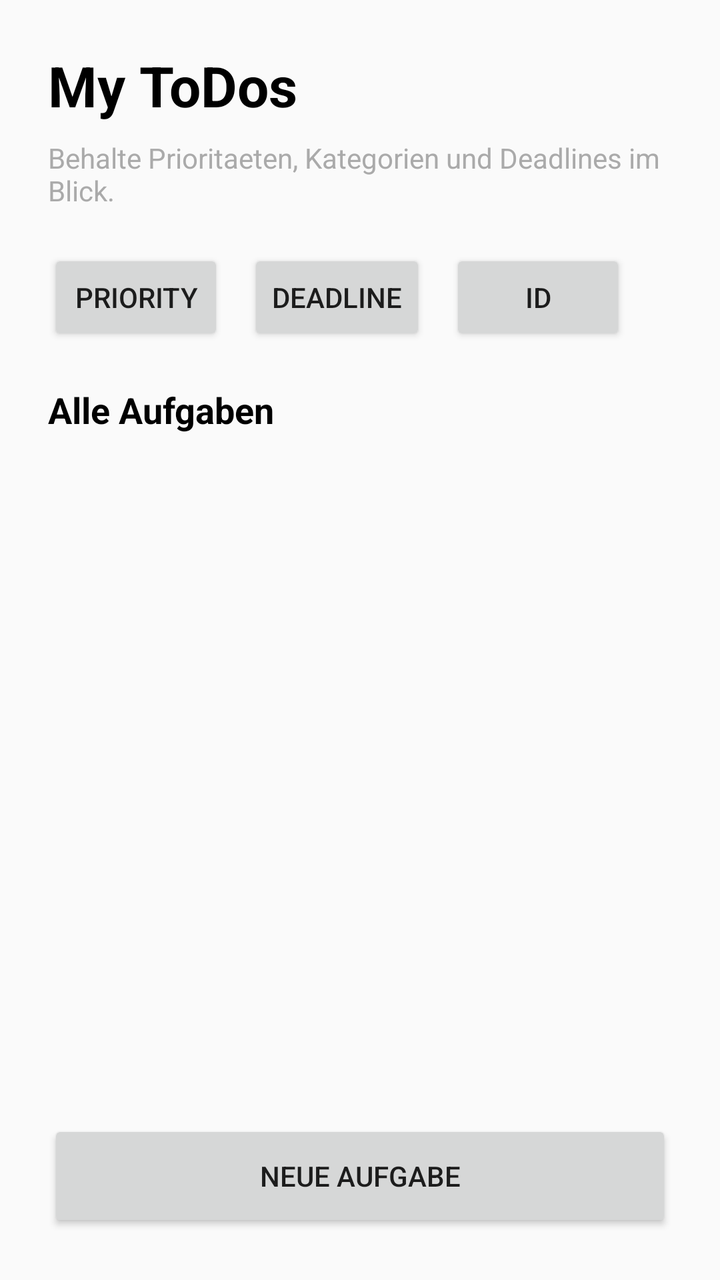
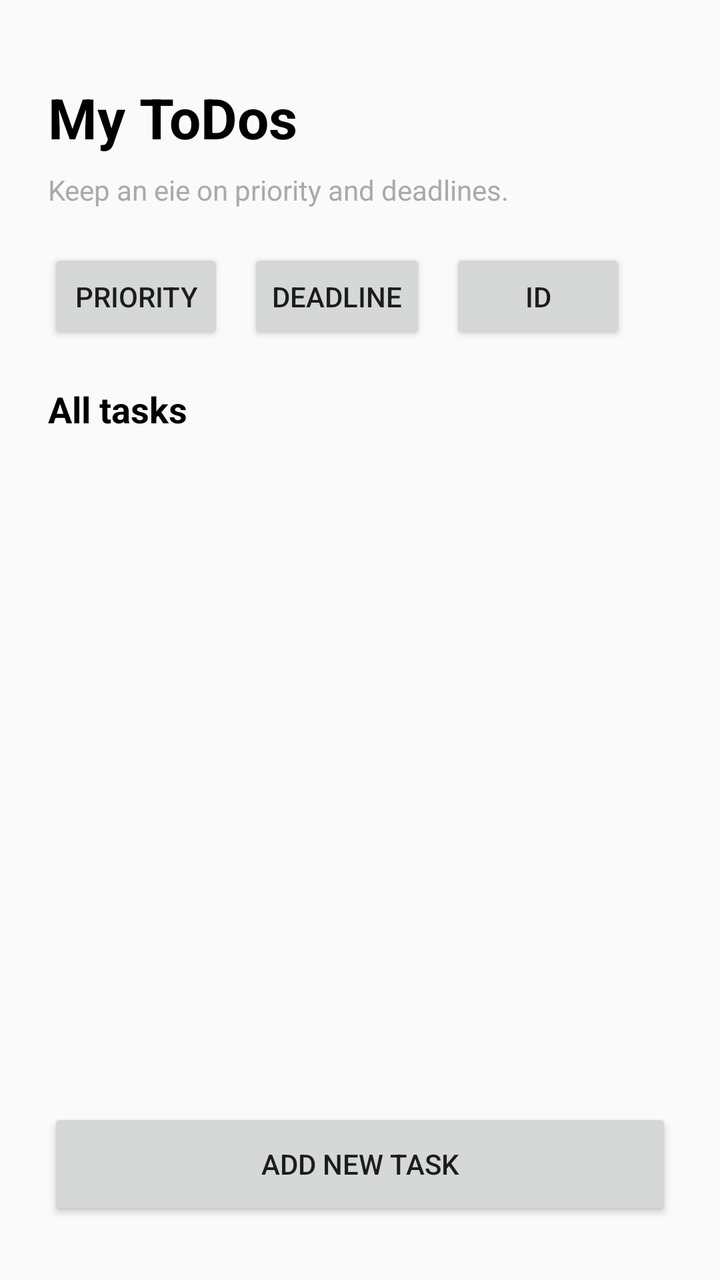

Before-and-after screenshots of an Android layout around one commit, followed by the original layout XML and the change that was made.
<!-- AndroidManifest.xml: activity theme Theme.Mobsysteme2 -->
<!-- res/layout/activity_main.xml -->
<?xml version="1.0" encoding="utf-8"?>
<androidx.constraintlayout.widget.ConstraintLayout
    xmlns:android="http://schemas.android.com/apk/res/android"
    xmlns:app="http://schemas.android.com/apk/res-auto"
    xmlns:tools="http://schemas.android.com/tools"
    android:id="@+id/main"
    android:layout_width="match_parent"
    android:layout_height="match_parent"
    tools:context=".MainActivity">

    <LinearLayout
        android:id="@+id/headerContainer"
        android:layout_width="0dp"
        android:layout_height="wrap_content"
        android:layout_marginStart="24dp"
        android:layout_marginTop="24dp"
        android:layout_marginEnd="24dp"
        android:orientation="vertical"
        app:layout_constraintEnd_toEndOf="parent"
        app:layout_constraintStart_toStartOf="parent"
        app:layout_constraintTop_toTopOf="parent">

        <TextView
            android:id="@+id/tvMainHeadline"
            android:layout_width="match_parent"
            android:layout_height="wrap_content"
            android:text="My ToDos"
            android:textColor="@android:color/black"
            android:textSize="28sp"
            android:textStyle="bold" />

        <TextView
            android:id="@+id/tvMainSubtitle"
            android:layout_width="match_parent"
            android:layout_height="wrap_content"
            android:layout_marginTop="8dp"
            android:text="Behalte Prioritaeten, Kategorien und Deadlines im Blick."
            android:textColor="@android:color/darker_gray"
            android:textSize="14sp" />
    </LinearLayout>

    <HorizontalScrollView
        android:id="@+id/filterScroll"
        android:layout_width="0dp"
        android:layout_height="wrap_content"
        android:layout_marginStart="24dp"
        android:layout_marginTop="20dp"
        android:layout_marginEnd="24dp"
        android:scrollbars="none"
        app:layout_constraintEnd_toEndOf="parent"
        app:layout_constraintStart_toStartOf="parent"
        app:layout_constraintTop_toBottomOf="@id/headerContainer">

        <LinearLayout
            android:id="@+id/filterContainer"
            android:layout_width="wrap_content"
            android:layout_height="wrap_content"
            android:orientation="horizontal">

            <Button
                android:id="@+id/btnSortPriority"
                android:layout_width="wrap_content"
                android:layout_height="wrap_content"
                android:text="Priority" />

            <Button
                android:id="@+id/btnSortDeadline"
                android:layout_width="wrap_content"
                android:layout_height="wrap_content"
                android:layout_marginStart="12dp"
                android:text="Deadline" />

            <Button
                android:id="@+id/btnSortId"
                android:layout_width="wrap_content"
                android:layout_height="wrap_content"
                android:layout_marginStart="12dp"
                android:text="ID" />
        </LinearLayout>
    </HorizontalScrollView>

    <TextView
        android:id="@+id/tvSectionLabel"
        android:layout_width="0dp"
        android:layout_height="wrap_content"
        android:layout_marginStart="24dp"
        android:layout_marginTop="20dp"
        android:layout_marginEnd="24dp"
        android:text="Alle Aufgaben"
        android:textColor="@android:color/black"
        android:textSize="18sp"
        android:textStyle="bold"
        app:layout_constraintEnd_toEndOf="parent"
        app:layout_constraintStart_toStartOf="parent"
        app:layout_constraintTop_toBottomOf="@id/filterScroll" />

    <androidx.recyclerview.widget.RecyclerView
        android:id="@+id/rvTodos"
        android:layout_width="0dp"
        android:layout_height="0dp"
        android:layout_marginStart="24dp"
        android:layout_marginTop="12dp"
        android:layout_marginEnd="24dp"
        android:layout_marginBottom="24dp"
        android:clipToPadding="false"
        android:paddingBottom="88dp"
        tools:itemCount="4"
        tools:listitem="@android:layout/simple_list_item_2"
        app:layout_constraintBottom_toTopOf="@id/btnAddTodo"
        app:layout_constraintEnd_toEndOf="parent"
        app:layout_constraintStart_toStartOf="parent"
        app:layout_constraintTop_toBottomOf="@id/tvSectionLabel" />

    <TextView
        android:id="@+id/tvEmptyState"
        android:layout_width="0dp"
        android:layout_height="wrap_content"
        android:layout_marginStart="32dp"
        android:layout_marginEnd="32dp"
        android:gravity="center"
        android:text="Noch keine ToDos vorhanden."
        android:textColor="@android:color/darker_gray"
        android:textSize="16sp"
        android:visibility="gone"
        app:layout_constraintBottom_toBottomOf="@id/rvTodos"
        app:layout_constraintEnd_toEndOf="@id/rvTodos"
        app:layout_constraintStart_toStartOf="@id/rvTodos"
        app:layout_constraintTop_toTopOf="@id/rvTodos"
        tools:visibility="visible" />

    <Button
        android:id="@+id/btnAddTodo"
        android:layout_width="0dp"
        android:layout_height="wrap_content"
        android:layout_marginStart="24dp"
        android:layout_marginEnd="24dp"
        android:layout_marginBottom="24dp"
        android:minHeight="56dp"
        android:text="Neue Aufgabe"
        app:layout_constraintBottom_toBottomOf="parent"
        app:layout_constraintEnd_toEndOf="parent"
        app:layout_constraintStart_toStartOf="parent" />

</androidx.constraintlayout.widget.ConstraintLayout>
<!-- resources referenced by this layout -->
<resources>
  <style name="Theme.Mobsysteme2" parent="Theme.AppCompat.DayNight.NoActionBar" />
</resources>

<!-- the commit's change to res/layout/activity_main.xml (unified diff, before → after) -->
@@ -13,7 +13,7 @@
         android:layout_width="0dp"
         android:layout_height="wrap_content"
         android:layout_marginStart="24dp"
-        android:layout_marginTop="24dp"
+        android:layout_marginTop="40dp"
         android:layout_marginEnd="24dp"
         android:orientation="vertical"
         app:layout_constraintEnd_toEndOf="parent"
@@ -34,7 +34,7 @@
             android:layout_width="match_parent"
             android:layout_height="wrap_content"
             android:layout_marginTop="8dp"
-            android:text="Behalte Prioritaeten, Kategorien und Deadlines im Blick."
+            android:text="Keep an eie on priority and deadlines."
             android:textColor="@android:color/darker_gray"
             android:textSize="14sp" />
     </LinearLayout>
@@ -86,7 +86,7 @@
         android:layout_marginStart="24dp"
         android:layout_marginTop="20dp"
         android:layout_marginEnd="24dp"
-        android:text="Alle Aufgaben"
+        android:text="All tasks"
         android:textColor="@android:color/black"
         android:textSize="18sp"
         android:textStyle="bold"
@@ -118,7 +118,7 @@
         android:layout_marginStart="32dp"
         android:layout_marginEnd="32dp"
         android:gravity="center"
-        android:text="Noch keine ToDos vorhanden."
+        android:text="There are no task yet"
         android:textColor="@android:color/darker_gray"
         android:textSize="16sp"
         android:visibility="gone"
@@ -134,9 +134,9 @@
         android:layout_height="wrap_content"
         android:layout_marginStart="24dp"
         android:layout_marginEnd="24dp"
-        android:layout_marginBottom="24dp"
+        android:layout_marginBottom="30dp"
         android:minHeight="56dp"
-        android:text="Neue Aufgabe"
+        android:text="Add new Task"
         app:layout_constraintBottom_toBottomOf="parent"
         app:layout_constraintEnd_toEndOf="parent"
         app:layout_constraintStart_toStartOf="parent" />
